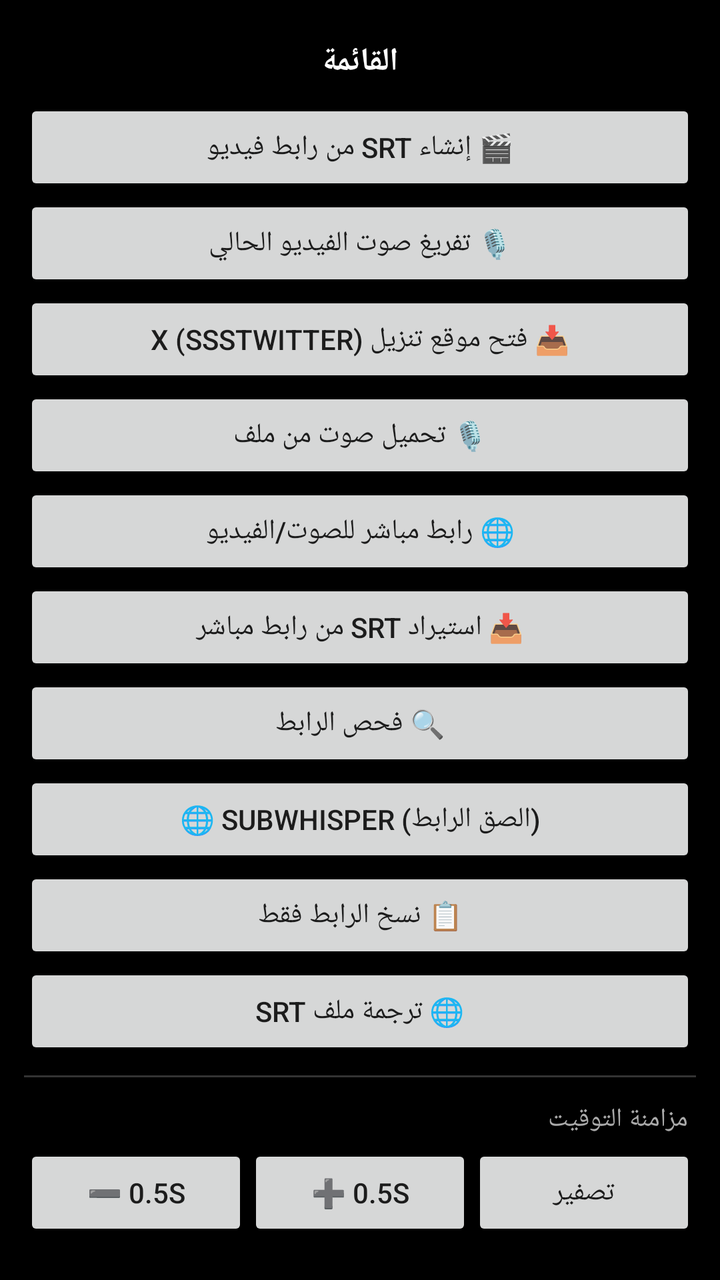
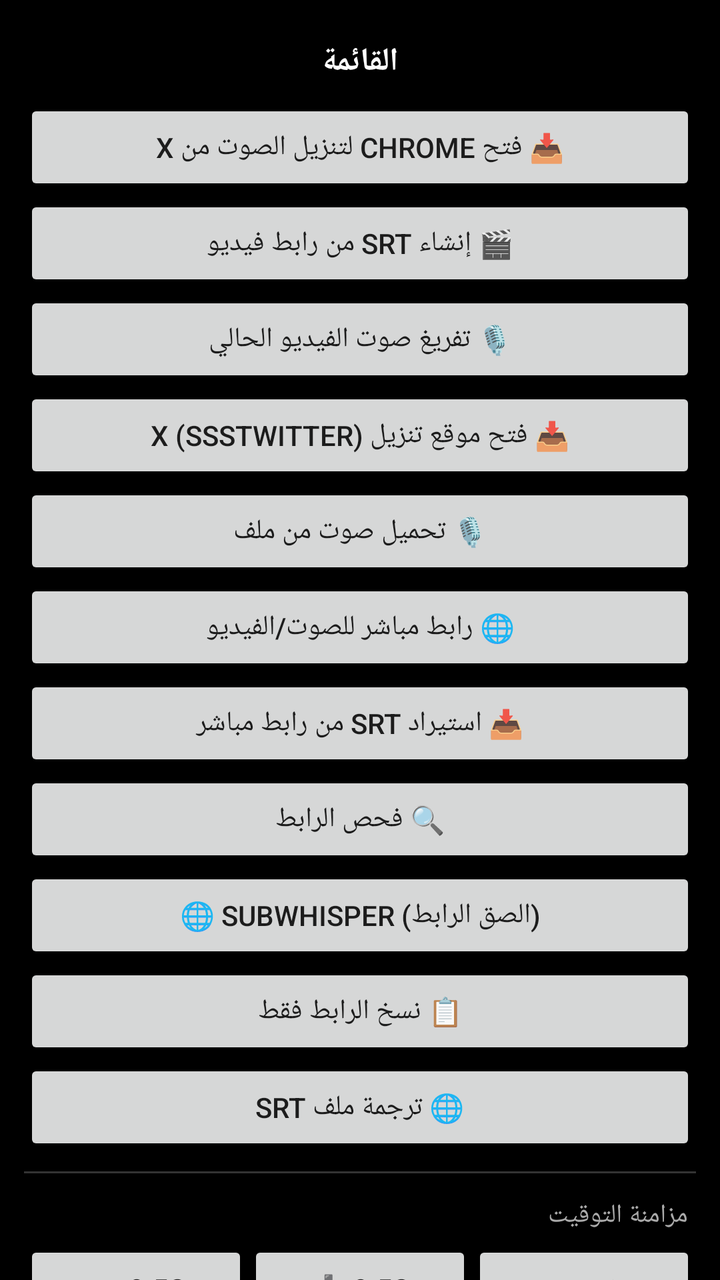

Before-and-after screenshots of an Android layout around one commit, followed by the original layout XML and the change that was made.
<!-- AndroidManifest.xml: application theme Theme.SariSubtitle -->
<!-- res/layout/bottom_sheet_menu.xml -->
<?xml version="1.0" encoding="utf-8"?>
<ScrollView xmlns:android="http://schemas.android.com/apk/res/android"
    android:layout_width="match_parent"
    android:layout_height="wrap_content">

    <LinearLayout
        android:layout_width="match_parent"
        android:layout_height="wrap_content"
        android:orientation="vertical"
        android:padding="12dp">

        <TextView
            android:layout_width="match_parent"
            android:layout_height="wrap_content"
            android:text="القائمة"
            android:textSize="16sp"
            android:textStyle="bold"
            android:textColor="@android:color/white"
            android:gravity="center"
            android:padding="8dp" />

        <Button
            android:id="@+id/bsGenerateSrtButton"
            android:layout_width="match_parent"
            android:layout_height="wrap_content"
            android:text="🎬 إنشاء SRT من رابط فيديو" />

        <Button
            android:id="@+id/bsTranscribeXButton"
            android:layout_width="match_parent"
            android:layout_height="wrap_content"
            android:text="🎙️ تفريغ صوت الفيديو الحالي" />

        <Button
            android:id="@+id/bsOpenDownloaderButton"
            android:layout_width="match_parent"
            android:layout_height="wrap_content"
            android:text="📥 فتح موقع تنزيل X (ssstwitter)" />

        <Button
            android:id="@+id/bsTranscribeAudioButton"
            android:layout_width="match_parent"
            android:layout_height="wrap_content"
            android:text="🎙️ تحميل صوت من ملف" />

        <Button
            android:id="@+id/bsDirectMediaButton"
            android:layout_width="match_parent"
            android:layout_height="wrap_content"
            android:text="🌐 رابط مباشر للصوت/الفيديو" />

        <Button
            android:id="@+id/bsImportSrtButton"
            android:layout_width="match_parent"
            android:layout_height="wrap_content"
            android:text="📥 استيراد SRT من رابط مباشر" />

        <Button
            android:id="@+id/bsAnalyzeLinkButton"
            android:layout_width="match_parent"
            android:layout_height="wrap_content"
            android:text="🔍 فحص الرابط" />

        <Button
            android:id="@+id/bsPasteSubWhisperButton"
            android:layout_width="match_parent"
            android:layout_height="wrap_content"
            android:text="🌐 SubWhisper (الصق الرابط)" />

        <Button
            android:id="@+id/bsCopyLinkButton"
            android:layout_width="match_parent"
            android:layout_height="wrap_content"
            android:text="📋 نسخ الرابط فقط" />

        <Button
            android:id="@+id/bsTranslateSrtButton"
            android:layout_width="match_parent"
            android:layout_height="wrap_content"
            android:text="🌐 ترجمة ملف SRT" />

        <View
            android:layout_width="match_parent"
            android:layout_height="1dp"
            android:background="#333333"
            android:layout_marginTop="8dp"
            android:layout_marginBottom="8dp" />

        <TextView
            android:layout_width="match_parent"
            android:layout_height="wrap_content"
            android:text="مزامنة التوقيت"
            android:textSize="13sp"
            android:textColor="#AAAAAA"
            android:padding="4dp" />

        <LinearLayout
            android:layout_width="match_parent"
            android:layout_height="wrap_content"
            android:orientation="horizontal">

            <Button
                android:id="@+id/bsOffsetMinus"
                android:layout_width="0dp"
                android:layout_height="wrap_content"
                android:layout_weight="1"
                android:text="➖ 0.5s" />

            <Button
                android:id="@+id/bsOffsetPlus"
                android:layout_width="0dp"
                android:layout_height="wrap_content"
                android:layout_weight="1"
                android:text="➕ 0.5s" />

            <Button
                android:id="@+id/bsOffsetReset"
                android:layout_width="0dp"
                android:layout_height="wrap_content"
                android:layout_weight="1"
                android:text="تصفير" />

        </LinearLayout>

    </LinearLayout>
</ScrollView>
<!-- resources referenced by this layout -->
<resources>
  <style name="Theme.SariSubtitle" parent="Theme.AppCompat.DayNight.NoActionBar">
          <item name="android:windowBackground">@android:color/black</item>
          <item name="android:statusBarColor">@android:color/black</item>
          <item name="android:navigationBarColor">@android:color/black</item>
      </style>
</resources>

<!-- the commit's change to res/layout/bottom_sheet_menu.xml (unified diff, before → after) -->
@@ -18,6 +18,12 @@
             android:textColor="@android:color/white"
             android:gravity="center"
             android:padding="8dp" />
+
+        <Button
+            android:id="@+id/bsOpenChromeDownloaderButton"
+            android:layout_width="match_parent"
+            android:layout_height="wrap_content"
+            android:text="📥 فتح Chrome لتنزيل الصوت من X" />
 
         <Button
             android:id="@+id/bsGenerateSrtButton"
